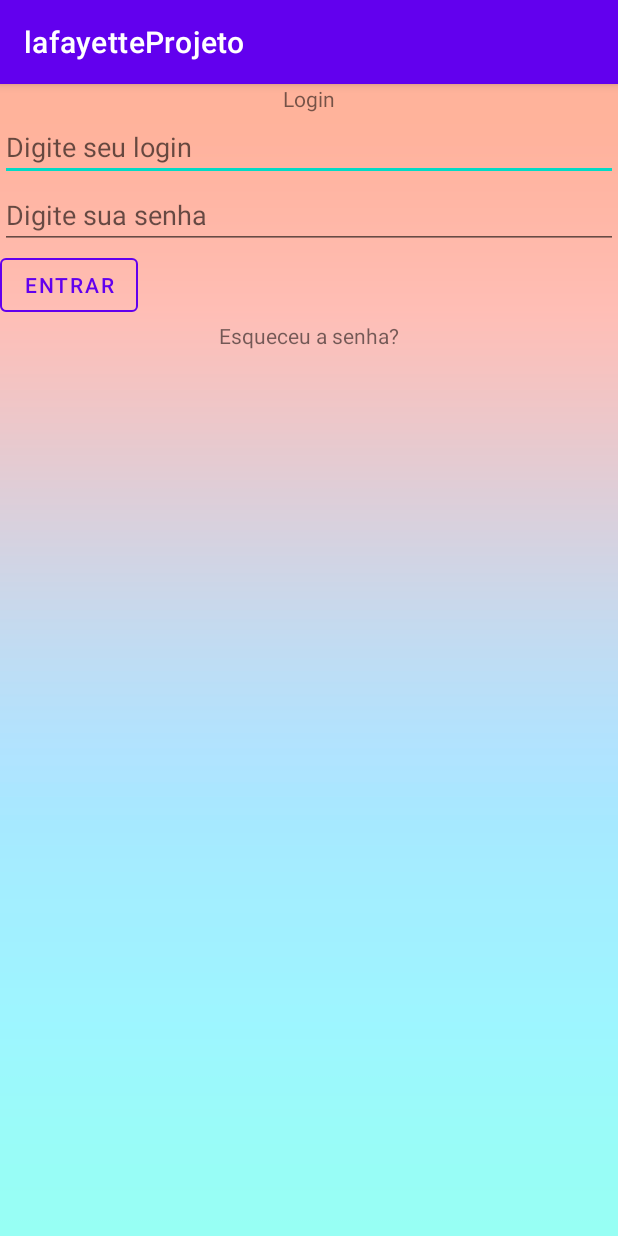
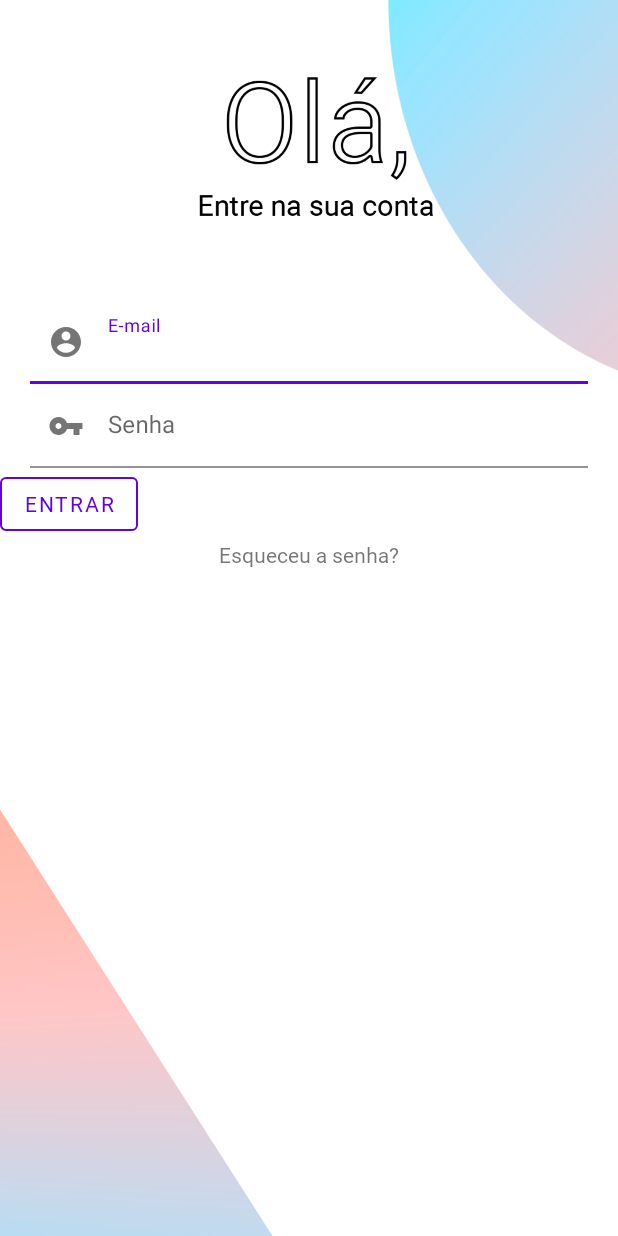
Before and after one commit to pedrohemmel/lafayetteProjetoMobile, an Android app: the screen it shows after launch (LoginActivity), on a phone screen of 412 x 824 dp. Run offline under Robolectric (Android 15) with nearby library versions, the phone set to English and light mode, and no system bars.

Commit message:
Desenvolvendo Recycler adapter que que vai receber um modelo.
Essa RecyclerAdapter vai estar dentro de um fragment para servir de ViewPager no tabIndex

```diff
--- a/app/build.gradle
+++ b/app/build.gradle
@@ -37,4 +37,5 @@ dependencies {
     testImplementation 'junit:junit:4.+'
     androidTestImplementation 'androidx.test.ext:junit:1.1.3'
     androidTestImplementation 'androidx.test.espresso:espresso-core:3.4.0'
+    implementation 'com.google.android.material:material:1.1.0-alpha03'
 }
--- a/app/src/main/AndroidManifest.xml
+++ b/app/src/main/AndroidManifest.xml
@@ -13,7 +13,8 @@
         <activity android:name=".EsqueceuSenhaActivity" />
         <activity
             android:name=".LoginActivity"
-            android:exported="true">
+            android:exported="true"
+            android:theme="@style/TemaSemBarra">
             <intent-filter>
                 <action android:name="android.intent.action.MAIN" />
 
--- a/app/src/main/java/br/com/local/lafayetteprojeto/AdapterBlog.java
+++ b/app/src/main/java/br/com/local/lafayetteprojeto/AdapterBlog.java
@@ -1,6 +1,7 @@
 package br.com.local.lafayetteprojeto;
 
 import android.content.Context;
+import android.content.Intent;
 import android.view.LayoutInflater;
 import android.view.View;
 import android.view.ViewGroup;
@@ -36,7 +37,23 @@ public class AdapterBlog extends RecyclerView.Adapter<AdapterBlog.MyViewHolder>
 
     @Override
     public void onBindViewHolder(@NonNull AdapterBlog.MyViewHolder holder, int position) {
+        //setando os valores do artigo
+        holder.txtTitulo.setText(mData.get(position).getTitulo());
+        holder.txtSubTitulo.setText(mData.get(position).getSubTitulo());
+        holder.txtInfo.setText(mData.get(position).getInfo());
 
+        holder.btnVisualizar.setOnClickListener(new View.OnClickListener() {
+            @Override
+            public void onClick(View view) {
+                Intent intent = new Intent(mContext, MainManageActivity.class);
+
+                intent.putExtra("Titulo", mData.get(position).getTitulo());
+                intent.putExtra("Sub Titulo", mData.get(position).getSubTitulo());
+                intent.putExtra("Info", mData.get(position).getInfo());
+
+                mContext.startActivity(intent.addFlags(intent.FLAG_ACTIVITY_NEW_TASK));
+            }
+        });
     }
 
     @Override
--- /dev/null
+++ b/app/src/main/res/drawable/ic_baseline_account_circle_.xml
@@ -0,0 +1,10 @@
+<vector xmlns:android="http://schemas.android.com/apk/res/android"
+    android:width="24dp"
+    android:height="24dp"
+    android:viewportWidth="24"
+    android:viewportHeight="24"
+    android:tint="?attr/colorControlNormal">
+  <path
+      android:fillColor="@android:color/white"
+      android:pathData="M12,2C6.48,2 2,6.48 2,12s4.48,10 10,10 10,-4.48 10,-10S17.52,2 12,2zM12,5c1.66,0 3,1.34 3,3s-1.34,3 -3,3 -3,-1.34 -3,-3 1.34,-3 3,-3zM12,19.2c-2.5,0 -4.71,-1.28 -6,-3.22 0.03,-1.99 4,-3.08 6,-3.08 1.99,0 5.97,1.09 6,3.08 -1.29,1.94 -3.5,3.22 -6,3.22z"/>
+</vector>
--- /dev/null
+++ b/app/src/main/res/drawable/ic_baseline_vpn_key_.xml
@@ -0,0 +1,10 @@
+<vector xmlns:android="http://schemas.android.com/apk/res/android"
+    android:width="24dp"
+    android:height="24dp"
+    android:viewportWidth="24"
+    android:viewportHeight="24"
+    android:tint="?attr/colorControlNormal">
+  <path
+      android:fillColor="@android:color/white"
+      android:pathData="M12.65,10C11.83,7.67 9.61,6 7,6c-3.31,0 -6,2.69 -6,6s2.69,6 6,6c2.61,0 4.83,-1.67 5.65,-4H17v4h4v-4h2v-4H12.65zM7,14c-1.1,0 -2,-0.9 -2,-2s0.9,-2 2,-2 2,0.9 2,2 -0.9,2 -2,2z"/>
+</vector>
--- a/app/src/main/res/layout/esqueceu_senha_layout.xml
+++ b/app/src/main/res/layout/esqueceu_senha_layout.xml
@@ -4,7 +4,7 @@
     xmlns:tools="http://schemas.android.com/tools"
     android:layout_width="match_parent"
     android:layout_height="match_parent"
-    android:background="@drawable/background_projeto_sonhar"
+    android:background="@drawable/background_login_projeto_sonhar"
     android:orientation="vertical"
     tools:context=".EsqueceuSenhaActivity">
 
--- a/app/src/main/res/layout/login_layout.xml
+++ b/app/src/main/res/layout/login_layout.xml
@@ -4,34 +4,61 @@
     xmlns:tools="http://schemas.android.com/tools"
     android:layout_width="match_parent"
     android:layout_height="match_parent"
+    android:background="@drawable/background_login_projeto_sonhar"
     android:orientation="vertical"
-    android:background="@drawable/background_projeto_sonhar"
     tools:context=".LoginActivity">
 
-    <TextView
-        android:layout_width="wrap_content"
-        android:layout_height="wrap_content"
-        android:layout_gravity="center"
-        android:text="Login"/>
+    <ImageView
+        android:layout_width="match_parent"
+        android:layout_height="200dp"
+        android:src="@drawable/ola_entre_login" />
 
-    <com.google.android.material.textfield.TextInputEditText
+    <com.google.android.material.textfield.TextInputLayout
+        android:id="@+id/txtEmail"
         android:layout_width="match_parent"
         android:layout_height="wrap_content"
-        android:hint="Digite seu login" />
+        android:layout_marginLeft="20dp"
+        android:layout_marginRight="20dp"
+        android:hint="@string/e_mail"
+        app:startIconContentDescription="Conteudo"
+        app:startIconDrawable="@drawable/ic_baseline_account_circle_">
 
-    <com.google.android.material.textfield.TextInputEditText
+        <com.google.android.material.textfield.TextInputEditText
+            android:layout_width="match_parent"
+            android:layout_height="wrap_content"
+            android:background="#00000000"/>
+
+    </com.google.android.material.textfield.TextInputLayout>
+
+    <com.google.android.material.textfield.TextInputLayout
+        android:id="@+id/txtSenha"
         android:layout_width="match_parent"
         android:layout_height="wrap_content"
-        android:hint="Digite sua senha" />
+        android:layout_marginLeft="20dp"
+        android:layout_marginRight="20dp"
+        android:hint="@string/senha"
+        app:startIconContentDescription="Conteudo"
+        app:startIconDrawable="@drawable/ic_baseline_vpn_key_">
+
+        <com.google.android.material.textfield.TextInputEditText
+            android:layout_width="match_parent"
+            android:layout_height="wrap_content"
+            android:background="#00000000"/>
+
+    </com.google.android.material.textfield.TextInputLayout>
+
+
+
+
 
     <Button
         android:id="@+id/btnEntrar"
+        style="?attr/materialButtonOutlinedStyle"
         android:layout_width="wrap_content"
         android:layout_height="wrap_content"
+        android:fontFamily="@font/roboto_regular"
         android:text="Entrar"
-        app:strokeColor="#FF6200EE"
-        style="?attr/materialButtonOutlinedStyle"
-        />
+        app:strokeColor="#FF6200EE" />
 
     <TextView
         android:id="@+id/txtEsqueceuSenha"
@@ -39,6 +66,7 @@
         android:layout_height="wrap_content"
         android:layout_gravity="center"
         android:autoLink="web"
-        android:text="Esqueceu a senha?"/>
+        android:fontFamily="@font/roboto_regular"
+        android:text="Esqueceu a senha?" />
 
 </LinearLayout>
--- a/app/src/main/res/values/strings.xml
+++ b/app/src/main/res/values/strings.xml
@@ -6,4 +6,6 @@
     <string name="filter_of_information">Filter of information</string>
     <!-- TODO: Remove or change this placeholder text -->
     <string name="hello_blank_fragment">Hello blank fragment</string>
+    <string name="e_mail">E-mail</string>
+    <string name="senha">Senha</string>
 </resources>
--- a/app/src/main/res/values/themes.xml
+++ b/app/src/main/res/values/themes.xml
@@ -13,4 +13,18 @@
         <item name="android:statusBarColor" tools:targetApi="l">?attr/colorPrimaryVariant</item>
         <!-- Customize your theme here. -->
     </style>
+
+    <style name="TemaSemBarra" parent="Theme.MaterialComponents.DayNight.NoActionBar">
+        <!-- Primary brand color. -->
+        <item name="colorPrimary">@color/purple_500</item>
+        <item name="colorPrimaryVariant">@color/purple_700</item>
+        <item name="colorOnPrimary">@color/white</item>
+        <!-- Secondary brand color. -->
+        <item name="colorSecondary">@color/teal_200</item>
+        <item name="colorSecondaryVariant">@color/teal_700</item>
+        <item name="colorOnSecondary">@color/black</item>
+        <!-- Status bar color. -->
+        <item name="android:statusBarColor" tools:targetApi="l">?attr/colorPrimaryVariant</item>
+        <!-- Customize your theme here. -->
+    </style>
 </resources>
```
Also changed, not shown: app/src/main/java/br/com/local/lafayetteprojeto/MainManageActivity.java (line endings or trailing spaces), app/src/main/res/drawable/background_login_projeto_sonhar.png (added), app/src/main/res/drawable/background_projeto_sonhar.png (deleted), app/src/main/res/drawable/ola_entre_login.png (added), app/src/main/res/font/roboto_regular.ttf (added).
